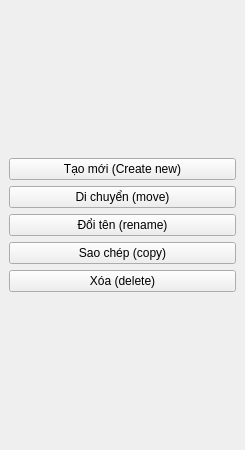
First picture: the form in Giao diện/tree_panel.ui, repository justnhan/NHOM-5_KTLTNC, before the edit.
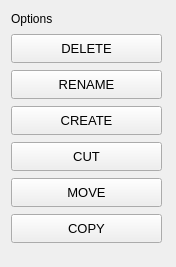
Second picture: the form after the edit. Icons and pictures are not drawn.

The edit to the form file:
```diff
--- a/Giao diện/tree_panel.ui
+++ b/Giao diện/tree_panel.ui
@@ -6,55 +6,168 @@
    <rect>
     <x>0</x>
     <y>0</y>
-    <width>245</width>
-    <height>450</height>
+    <width>176</width>
+    <height>267</height>
    </rect>
   </property>
   <property name="windowTitle">
    <string>tree_panel</string>
   </property>
+  <property name="layoutDirection">
+   <enum>Qt::LeftToRight</enum>
+  </property>
+  <property name="autoFillBackground">
+   <bool>true</bool>
+  </property>
   <widget class="QWidget" name="centralwidget">
-   <layout class="QVBoxLayout" name="verticalLayout">
-    <item>
-     <layout class="QGridLayout" name="gridLayout">
-      <item row="5" column="0">
-       <widget class="QPushButton" name="btnDelete">
-        <property name="text">
-         <string>Xóa (delete)</string>
-        </property>
-       </widget>
-      </item>
-      <item row="1" column="0">
-       <widget class="QPushButton" name="btnMkdir">
-        <property name="text">
-         <string>Tạo mới (Create new)</string>
-        </property>
-       </widget>
-      </item>
-      <item row="4" column="0">
-       <widget class="QPushButton" name="btnCopy">
-        <property name="text">
-         <string>Sao chép (copy)</string>
-        </property>
-       </widget>
-      </item>
-      <item row="3" column="0">
-       <widget class="QPushButton" name="btnRename">
-        <property name="text">
-         <string>Đổi tên (rename)</string>
-        </property>
-       </widget>
-      </item>
-      <item row="2" column="0">
-       <widget class="QPushButton" name="btnMove">
-        <property name="text">
-         <string>Di chuyển (move)</string>
-        </property>
-       </widget>
-      </item>
-     </layout>
-    </item>
-   </layout>
+   <widget class="QPushButton" name="btnDelete_2">
+    <property name="geometry">
+     <rect>
+      <x>11</x>
+      <y>142</y>
+      <width>151</width>
+      <height>29</height>
+     </rect>
+    </property>
+    <property name="font">
+     <font>
+      <pointsize>10</pointsize>
+     </font>
+    </property>
+    <property name="text">
+     <string>CUT</string>
+    </property>
+    <property name="icon">
+     <iconset>
+      <normaloff>../../../cut.png</normaloff>../../../cut.png</iconset>
+    </property>
+   </widget>
+   <widget class="QLabel" name="label">
+    <property name="geometry">
+     <rect>
+      <x>11</x>
+      <y>11</y>
+      <width>43</width>
+      <height>16</height>
+     </rect>
+    </property>
+    <property name="text">
+     <string>Options</string>
+    </property>
+   </widget>
+   <widget class="QPushButton" name="btnDelete">
+    <property name="geometry">
+     <rect>
+      <x>11</x>
+      <y>34</y>
+      <width>151</width>
+      <height>29</height>
+     </rect>
+    </property>
+    <property name="font">
+     <font>
+      <pointsize>10</pointsize>
+     </font>
+    </property>
+    <property name="text">
+     <string>DELETE</string>
+    </property>
+    <property name="icon">
+     <iconset>
+      <normaloff>../../../delete.png</normaloff>../../../delete.png</iconset>
+    </property>
+   </widget>
+   <widget class="QPushButton" name="btnRename">
+    <property name="geometry">
+     <rect>
+      <x>11</x>
+      <y>70</y>
+      <width>151</width>
+      <height>29</height>
+     </rect>
+    </property>
+    <property name="font">
+     <font>
+      <pointsize>10</pointsize>
+     </font>
+    </property>
+    <property name="text">
+     <string>RENAME</string>
+    </property>
+    <property name="icon">
+     <iconset>
+      <normaloff>../../../rename.png</normaloff>../../../rename.png</iconset>
+    </property>
+   </widget>
+   <widget class="QPushButton" name="btnMkdir">
+    <property name="geometry">
+     <rect>
+      <x>11</x>
+      <y>106</y>
+      <width>151</width>
+      <height>29</height>
+     </rect>
+    </property>
+    <property name="font">
+     <font>
+      <pointsize>10</pointsize>
+     </font>
+    </property>
+    <property name="text">
+     <string>CREATE</string>
+    </property>
+    <property name="icon">
+     <iconset>
+      <normaloff>../../../Create.png</normaloff>../../../Create.png</iconset>
+    </property>
+   </widget>
+   <widget class="QPushButton" name="btnMove">
+    <property name="geometry">
+     <rect>
+      <x>11</x>
+      <y>178</y>
+      <width>151</width>
+      <height>29</height>
+     </rect>
+    </property>
+    <property name="font">
+     <font>
+      <pointsize>10</pointsize>
+     </font>
+    </property>
+    <property name="text">
+     <string>MOVE</string>
+    </property>
+    <property name="icon">
+     <iconset>
+      <normaloff>../../../move.png</normaloff>../../../move.png</iconset>
+    </property>
+   </widget>
+   <widget class="QPushButton" name="btnCopy">
+    <property name="geometry">
+     <rect>
+      <x>11</x>
+      <y>214</y>
+      <width>151</width>
+      <height>29</height>
+     </rect>
+    </property>
+    <property name="font">
+     <font>
+      <pointsize>10</pointsize>
+     </font>
+    </property>
+    <property name="text">
+     <string>COPY</string>
+    </property>
+    <property name="icon">
+     <iconset>
+      <normaloff>../../../copy.png</normaloff>../../../copy.png</iconset>
+    </property>
+   </widget>
+   <zorder>btnDelete_2</zorder>
+   <zorder>btnDelete</zorder>
+   <zorder>label</zorder>
   </widget>
  </widget>
  <resources/>
```
